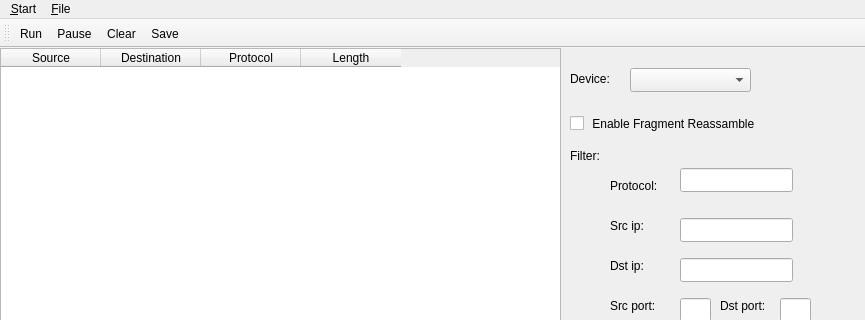
Above: mainwindow.ui from Epsilon314/sniffer before the change; both pictures show x 0 to 865 and y 0 to 320 of the 865 by 583 pixel window. Below: the same form after it.
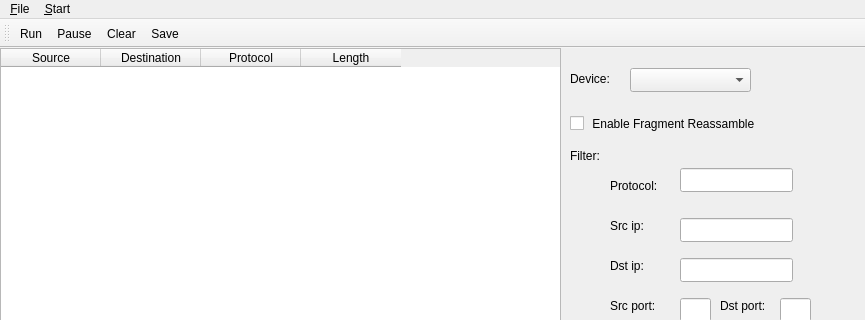
That is the form after the change. Icons and pictures are not drawn.

The edit to the form file:
```diff
--- a/mainwindow.ui
+++ b/mainwindow.ui
@@ -305,8 +305,8 @@
     </property>
     <addaction name="actionSave"/>
    </widget>
-   <addaction name="menu_Start"/>
    <addaction name="menu_File"/>
+   <addaction name="menu_Start"/>
   </widget>
   <widget class="QToolBar" name="toolBar">
    <property name="windowTitle">
```
Left out of the diff: 28 changed lines with no effect on the pictures.
